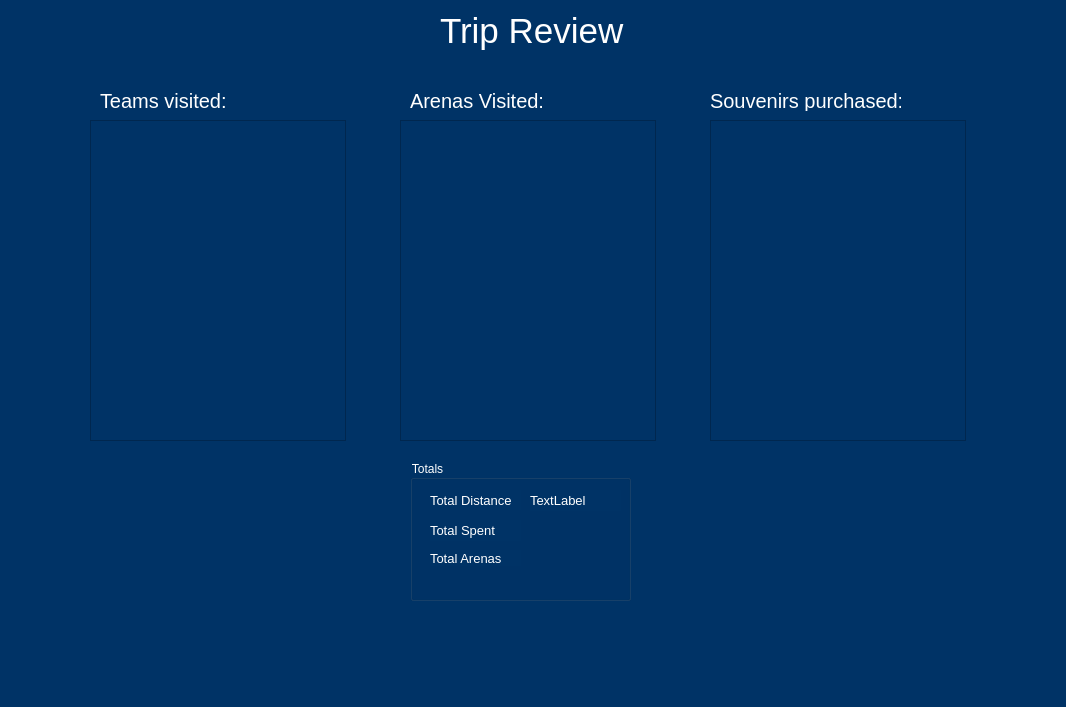
First picture: the form in NBA/trip.ui, repository pammypoor/ScrumGitSome, before the edit.
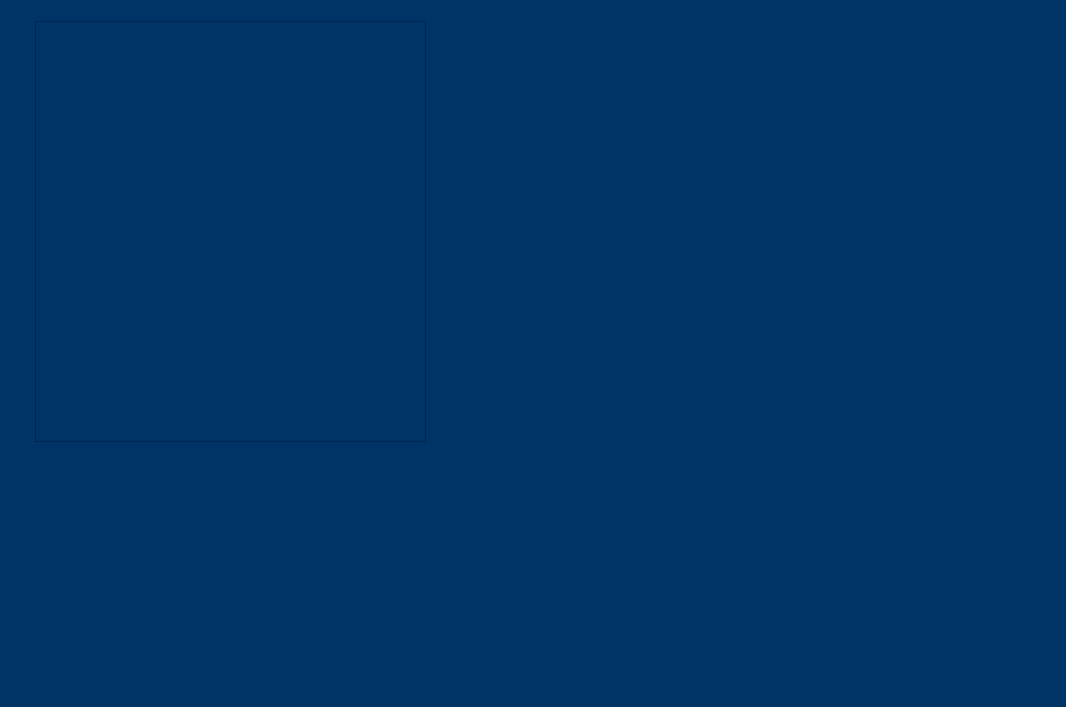
Second picture: the form after the edit.

```diff
--- a/NBA/trip.ui
+++ b/NBA/trip.ui
@@ -27,7 +27,7 @@
      </rect>
     </property>
     <property name="currentIndex">
-     <number>1</number>
+     <number>2</number>
     </property>
     <widget class="QWidget" name="page">
      <widget class="QLabel" name="label">
@@ -322,6 +322,18 @@
       </property>
      </widget>
     </widget>
+    <widget class="QWidget" name="page_3">
+     <widget class="QTextBrowser" name="textBrowser">
+      <property name="geometry">
+       <rect>
+        <x>25</x>
+        <y>21</y>
+        <width>391</width>
+        <height>421</height>
+       </rect>
+      </property>
+     </widget>
+    </widget>
    </widget>
   </widget>
   <widget class="QStatusBar" name="statusbar"/>
```
